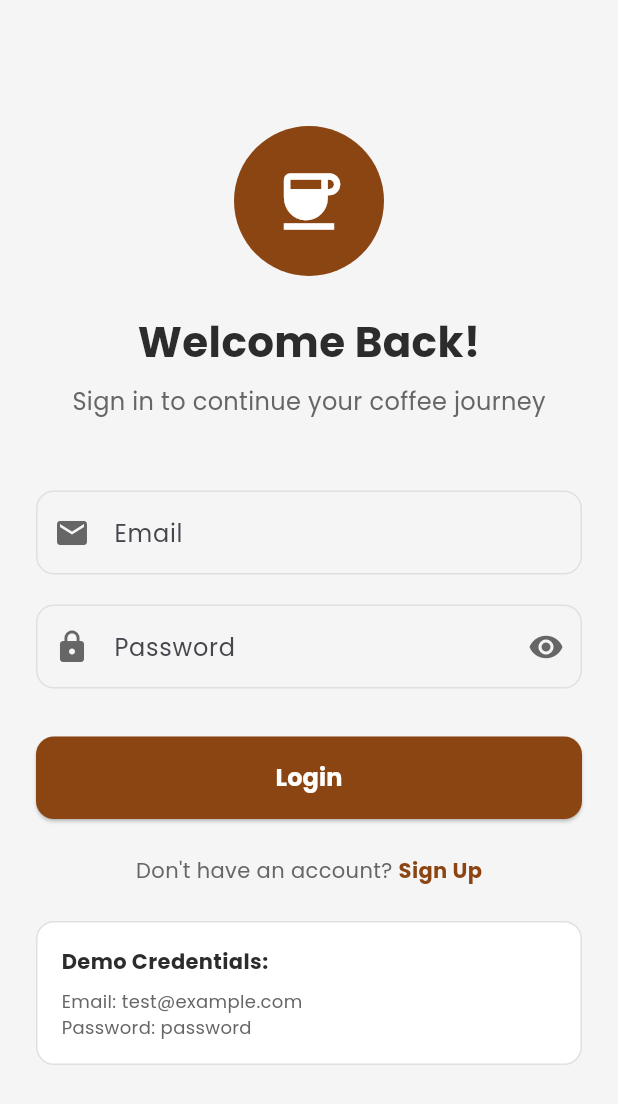
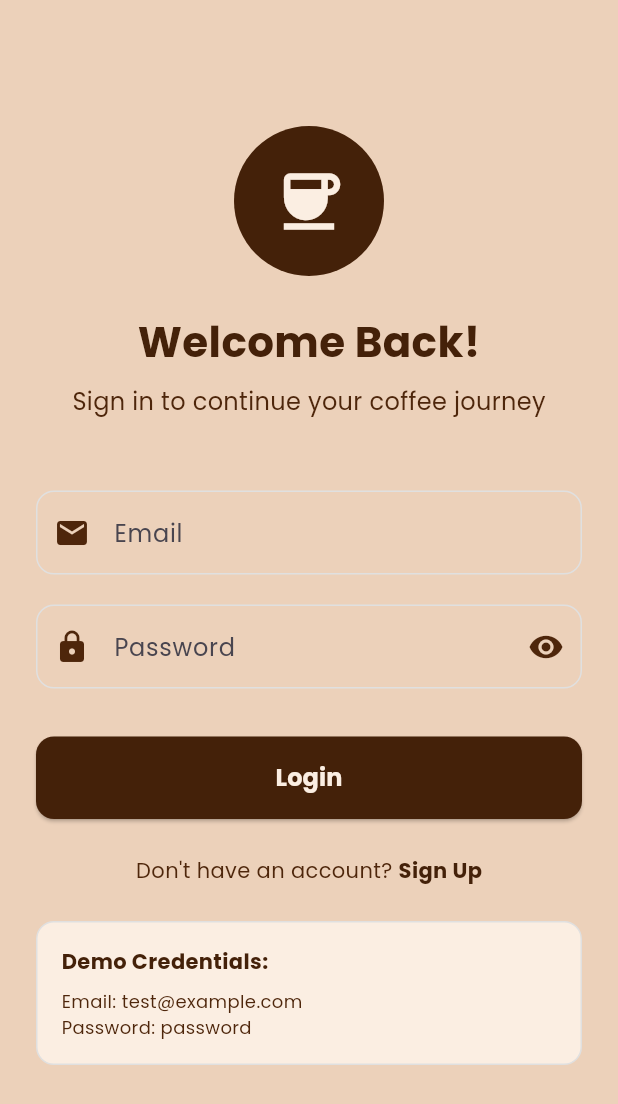
Before and after one commit to HikmaAnwar/coffee_shop_app, a Flutter app: the screen it shows after launch, on a phone screen of 412 x 824 dp. Shown: the top 1104 px of the screen. Run offline on Flutter 3.47's test engine with Material 3 defaults, Android fonts, the phone set to English and light mode, and no system bars; our stand-ins replace flutter_local_notifications, google_fonts; accounts and stored records are empty.

Commit message:
feat: Update color constants for improved UI consistency

```diff
--- a/lib/constants/app_colors.dart
+++ b/lib/constants/app_colors.dart
@@ -1,11 +1,11 @@
 import 'package:flutter/material.dart';
 
 class AppColors {
-  static const Color primary = Color(0xFF8B4513);
+  static const Color primary = Color.fromARGB(255, 68, 33, 9);
   static const Color secondary = Color(0xFFD2691E);
-  static const Color background = Color(0xFFF5F5F5);
-  static const Color textPrimary = Color(0xFF2C2C2C);
-  static const Color textSecondary = Color(0xFF666666);
-  static const Color white = Color(0xFFFFFFFF);
+  static const Color background = Color.fromARGB(255, 236, 209, 186);
+  static const Color textPrimary = Color.fromARGB(255, 68, 33, 9);
+  static const Color textSecondary = Color.fromARGB(255, 78, 38, 11);
+  static const Color white = Color.fromARGB(255, 251, 238, 226);
   static const Color shadow = Color(0xFFE0E0E0);
 }
```
